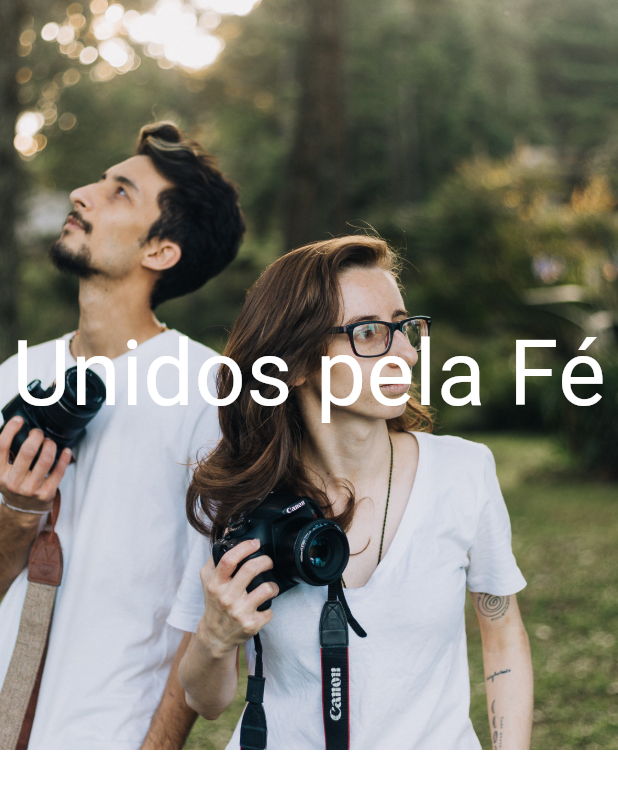
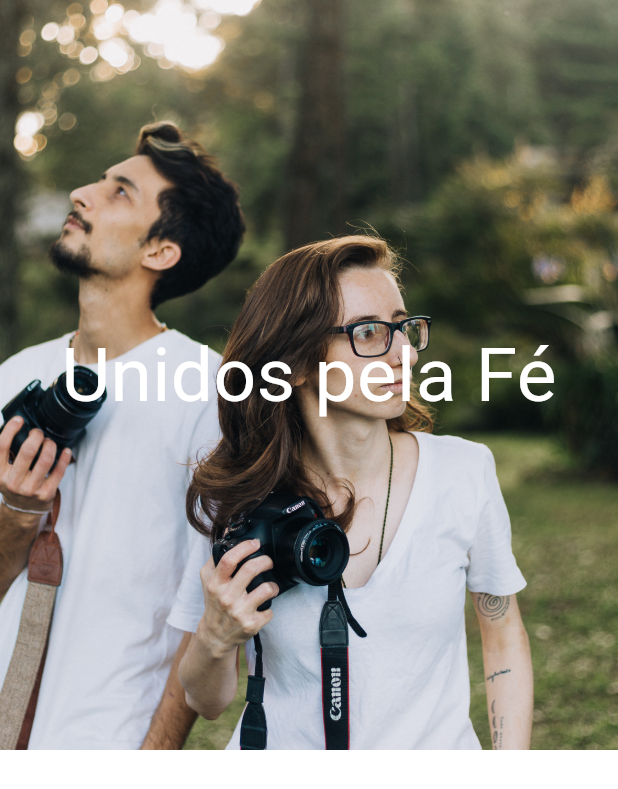
Before and after one commit to gabrielcoelhosev/Unidos-pela-F-, a Flutter app: the screen it shows after launch, on a phone screen of 412 x 824 dp. Shown: the top 789 px of the screen. Run offline on Flutter 3.47's test engine with Material 3 defaults, Android fonts, the phone set to English and light mode, and no system bars.

Commit message:
att respo

```diff
--- a/lib/responsive/mobile_body.dart
+++ b/lib/responsive/mobile_body.dart
@@ -28,7 +28,8 @@ class _mobileBodyState extends State<mobileBody> {
                 Center(
                   child: Text(
                     'Unidos pela Fé',
-                    style: TextStyle(color: Colors.white, fontSize: 60),
+                    style: TextStyle(color: Colors.white, fontSize: 50),
+                    softWrap: true,
                   ),
                 )
               ],
```
